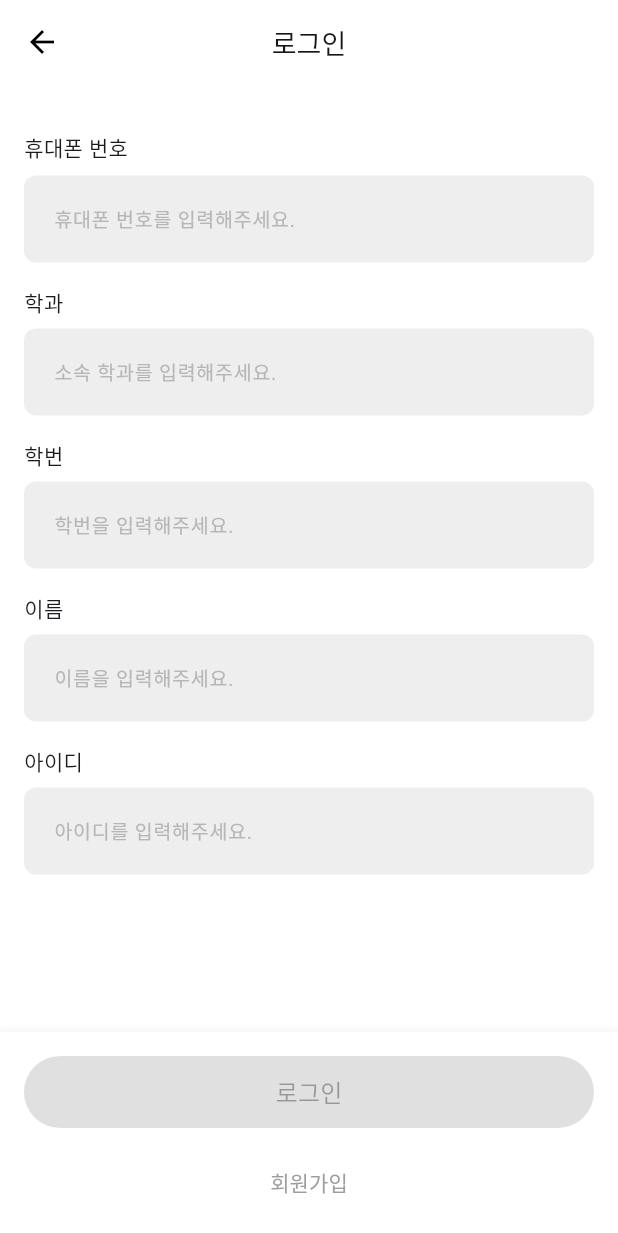
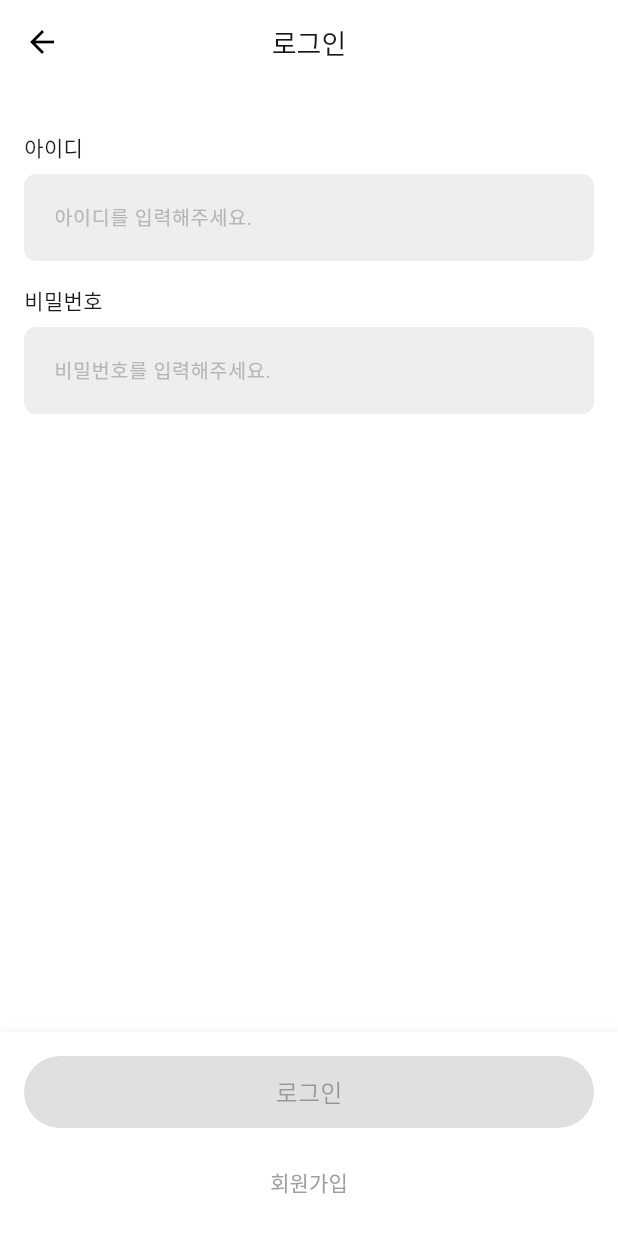
Before and after one commit to KHU-morning/front-morning, a Flutter app: the screen it shows after launch, after a tap on "로그인", on a phone screen of 412 x 824 dp. Shown: the top 1233 px of the screen. Run offline on Flutter 3.47's test engine with Material 3 defaults, Android fonts, the phone set to English and light mode, and no system bars; our stand-ins replace flutter_svg, table_calendar.

Commit message:
modify login page

```diff
--- a/lib/auth/login_page.dart
+++ b/lib/auth/login_page.dart
@@ -10,38 +10,28 @@ class LoginPage extends StatefulWidget {
 }
 
 class _LoginPageState extends State<LoginPage> {
-  final TextEditingController _phoneController = TextEditingController();
-  final TextEditingController _departmentController = TextEditingController();
-  final TextEditingController _studentIdController = TextEditingController();
-  final TextEditingController _nameController = TextEditingController();
+  final TextEditingController _passwordController = TextEditingController();
   final TextEditingController _idController = TextEditingController();
 
   @override
   void dispose() {
-    _phoneController.dispose();
-    _departmentController.dispose();
-    _studentIdController.dispose();
-    _nameController.dispose();
+    _passwordController.dispose();
     _idController.dispose();
     super.dispose();
   }
 
   bool get _isFormValid =>
-      _phoneController.text.isNotEmpty &&
-      _departmentController.text.isNotEmpty &&
-      _studentIdController.text.isNotEmpty &&
-      _nameController.text.isNotEmpty &&
-      _idController.text.isNotEmpty;
+      _passwordController.text.isNotEmpty && _idController.text.isNotEmpty;
 
   @override
   Widget build(BuildContext context) {
     return Scaffold(
       backgroundColor: Colors.white,
       appBar: AppBar(
-        title: Text(
+        title: const Text(
           '로그인',
           style: TextStyle(
-            color: const Color(0xFF171717),
+            color: Color(0xFF171717),
             fontSize: 18,
             fontWeight: FontWeight.w500,
             height: 1.0,
@@ -63,15 +53,9 @@ class _LoginPageState extends State<LoginPage> {
                     crossAxisAlignment: CrossAxisAlignment.start,
                     children: [
                       const SizedBox(height: 32),
-                      buildTextField('휴대폰 번호', _phoneController, '휴대폰 번호를 입력해주세요.', TextInputType.phone),
+                      buildTextField('아이디', _idController, '아이디를 입력해주세요.'),
                       const SizedBox(height: 16),
-                      buildTextField('학과', _departmentController, '소속 학과를 입력해주세요.'),
-                      const SizedBox(height: 16),
-                      buildTextField('학번', _studentIdController, '학번을 입력해주세요.', TextInputType.number),
-                      const SizedBox(height: 16),
-                      buildTextField('이름', _nameController, '이름을 입력해주세요.'),
-                      const SizedBox(height: 16),
-                      buildTextField('아이디', _idController, '아이디를 입력해주세요.'),
+                      buildTextField('비밀번호', _passwordController, '비밀번호를 입력해주세요.', true),
                     ],
                   ),
                 ),
@@ -96,38 +80,7 @@ class _LoginPageState extends State<LoginPage> {
                     width: double.infinity,
                     height: 48,
                     child: ElevatedButton(
-                      onPressed: _isFormValid
-                          ? () async {
-                              final response = await http.post(
-                                Uri.parse('http://127.0.0.1:8000/token'),
-                                headers: {'Content-Type': 'application/x-www-form-urlencoded'},
-                                body: {
-                                  'username': _idController.text,
-                                  'password': _nameController.text,
-                                },
-                              );
-
-                              if (response.statusCode == 200) {
-                                final token = jsonDecode(response.body)['access_token'];
-                                print('로그인 성공! 토큰: $token');
-                                Navigator.pushReplacementNamed(context, '/home');
-                              } else {
-                                showDialog(
-                                  context: context,
-                                  builder: (context) => AlertDialog(
-                                    title: const Text('로그인 실패'),
-                                    content: const Text('아이디 또는 이름(비밀번호)이 잘못되었습니다.'),
-                                    actions: [
-                                      TextButton(
-                                        onPressed: () => Navigator.pop(context),
-                                        child: const Text('확인'),
-                                      ),
-                                    ],
-                                  ),
-                                );
-                              }
-                            }
-                          : null,
+                      onPressed: _isFormValid ? _handleLogin : null,
                       style: ElevatedButton.styleFrom(
                         backgroundColor: const Color(0xFFFBC15B),
                         foregroundColor: Colors.white,
@@ -168,7 +121,61 @@ class _LoginPageState extends State<LoginPage> {
     );
   }
 
-  Widget buildTextField(String label, TextEditingController controller, String hint, [TextInputType type = TextInputType.text]) {
+  // 로그인 API 호출 처리 함수
+  Future<void> _handleLogin() async {
+    try {
+      final response = await http.post(
+        Uri.parse('http://127.0.0.1:8000/token'), // 웹 환경이면 localhost도 OK
+        headers: {'Content-Type': 'application/x-www-form-urlencoded'},
+        body: {
+          'username': _idController.text,
+          'password': _passwordController.text,
+        },
+      );
+
+      if (response.statusCode == 200) {
+        final token = jsonDecode(response.body)['access_token'];
+        print('로그인 성공! 토큰: $token');
+        Navigator.pushReplacementNamed(context, '/home');
+      } else {
+        showDialog(
+          context: context,
+          builder: (context) => AlertDialog(
+            title: const Text('로그인 실패'),
+            content: const Text('아이디 또는 비밀번호가 잘못되었습니다.'),
+            actions: [
+              TextButton(
+                onPressed: () => Navigator.pop(context),
+                child: const Text('확인'),
+              ),
+            ],
+          ),
+        );
+      }
+    } catch (e) {
+      print('로그인 요청 실패: $e');
+      showDialog(
+        context: context,
+        builder: (context) => AlertDialog(
+          title: const Text('오류'),
+          content: const Text('서버에 연결할 수 없습니다.'),
+          actions: [
+            TextButton(
+              onPressed: () => Navigator.pop(context),
+              child: const Text('확인'),
+            ),
+          ],
+        ),
+      );
+    }
+  }
+
+  Widget buildTextField(
+    String label,
+    TextEditingController controller,
+    String hint, [
+    bool obscureText = false,
+  ]) {
     return Column(
       crossAxisAlignment: CrossAxisAlignment.start,
       children: [
@@ -176,7 +183,7 @@ class _LoginPageState extends State<LoginPage> {
         const SizedBox(height: 8),
         TextFormField(
           controller: controller,
-          keyboardType: type,
+          obscureText: obscureText,
           decoration: InputDecoration(
             isDense: true,
             contentPadding: const EdgeInsets.symmetric(horizontal: 16, vertical: 17),
--- a/lib/main.dart
+++ b/lib/main.dart
@@ -77,8 +77,8 @@ class _SplashScreenState extends State<SplashScreen> with TickerProviderStateMix
 
   @override
   Widget build(BuildContext context) {
-    String currentLogo = 'assets/img/plash$logoStep.svg';
-    String previousLogo = 'assets/img/plash${(logoStep - 1).clamp(1, 9)}.svg';
+    String currentLogo = 'assets/img/flash$logoStep.svg';
+    String previousLogo = 'assets/img/flash${(logoStep - 1).clamp(1, 9)}.svg';
 
     return Scaffold(
       backgroundColor: showButtons ? const Color(0xFFF7F7F7) : const Color(0xFFFBC15B),
```
Also changed, not shown: assets/img/flash1.svg (added), assets/img/flash2.svg (added), assets/img/flash3.svg, assets/img/flash4.svg (added), assets/img/flash5.svg, assets/img/flash6.svg (added), assets/img/flash7.svg, assets/img/flash8.svg (renamed from assets/img/plash8.svg), assets/img/flash9.svg (renamed from assets/img/plash9.svg), assets/img/plash1.svg (deleted), assets/img/plash2.svg (deleted), assets/img/plash3.svg (deleted), assets/img/plash4.svg (deleted).
